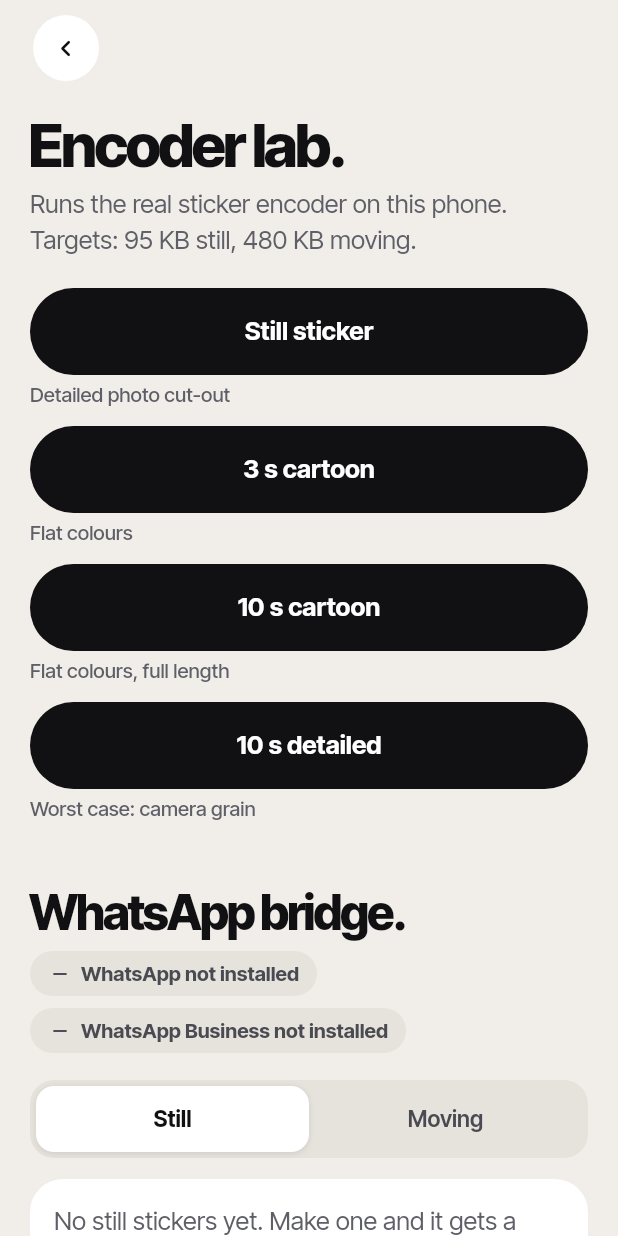
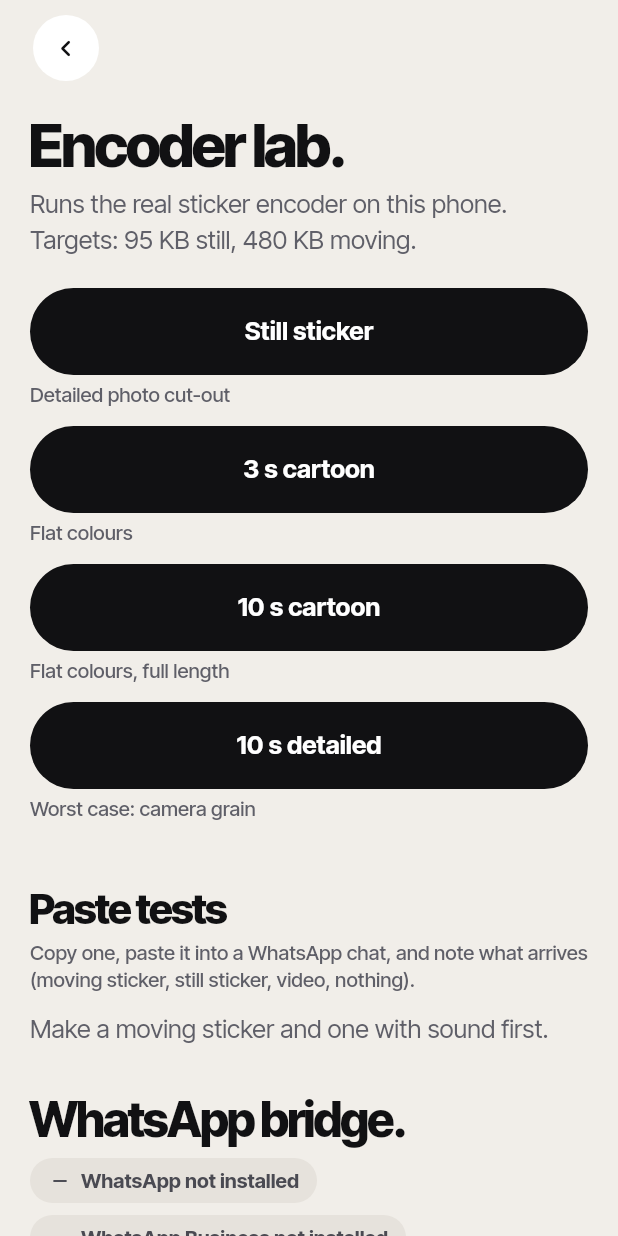
Before and after one commit to shamsu07/peel, a Flutter app: the EncoderLabScreen screen opened by its route, on a phone screen of 412 x 824 dp. Run offline on Flutter 3.47's test engine with Material 3 defaults, Android fonts, the phone set to English and light mode, and no system bars; our stand-ins replace file_picker, flutter_riverpod, go_router, google_fonts, image_picker, just_audio and 4 more; missing offline and left inert: audio_session, dart:ffi, gal, record; statements that could not run were skipped.

Commit message:
Add paste tests to the Test lab
Six ways of putting a moving or sound sticker on the clipboard (WebP
types, MP4, both) to find which ones WhatsApp pastes as a moving sticker
or with sound. Backed by a new copyFilesToClipboard native call.

```diff
--- a/app/lib/features/lab/encoder_lab_screen.dart
+++ b/app/lib/features/lab/encoder_lab_screen.dart
@@ -9,6 +9,7 @@ import '../../core/widgets/pill_buttons.dart';
 import '../../sticker_engine/compressor.dart';
 import '../../sticker_engine/sticker_check.dart';
 import 'synthetic_clip.dart';
+import 'paste_lab_section.dart';
 import 'whatsapp_lab_section.dart';
 import '../../core/error_log.dart';
 
@@ -175,6 +176,8 @@ class _EncoderLabScreenState extends State<EncoderLabScreen> {
               ),
             for (final run in _runs) _RunCard(run: run),
             const SizedBox(height: 32),
+            const PasteLabSection(),
+            const SizedBox(height: 32),
             const WhatsAppLabSection(),
             const SizedBox(height: 32),
             const _ErrorLogSection(),
--- /dev/null
+++ b/app/lib/features/lab/paste_lab_section.dart
@@ -0,0 +1,135 @@
+import 'package:flutter_riverpod/flutter_riverpod.dart';
+import 'package:material_ui/material_ui.dart';
+
+import '../../app_state.dart';
+import '../../core/design/tokens.dart';
+import '../../core/design/typography.dart';
+import '../../core/widgets/common.dart';
+import '../../library/sticker_record.dart';
+import '../../sticker_engine/sticker_check.dart';
+import '../export/sticker_image.dart';
+
+/// Paste tests: copies a sticker to the clipboard in different forms, to
+/// find which ones WhatsApp pastes as a moving sticker or with sound.
+/// Copy one, paste it into a WhatsApp chat, and note what arrives.
+class PasteLabSection extends ConsumerWidget {
+  const PasteLabSection({super.key});
+
+  @override
+  Widget build(BuildContext context, WidgetRef ref) {
+    final all = ref.watch(libraryProvider).value ?? const [];
+    final moving = all.where((r) => r.kind == StickerKind.moving).firstOrNull;
+    final withSound = all
+        .where((r) => r.hasSound && r.handoffVideo != null)
+        .firstOrNull;
+    final library = ref.watch(libraryStoreProvider).value;
+
+    Future<void> copy(String name, Map<String, String> types) async {
+      final ok = await ref.read(nativeProvider).copyFilesToClipboard(types);
+      if (context.mounted) {
+        showPeelSnack(
+          context,
+          ok
+              ? '$name copied. Paste it into a WhatsApp chat.'
+              : 'Couldn’t copy.',
+        );
+      }
+    }
+
+    final tests = <(String, String, StickerRecord?, Map<String, String>)>[];
+    if (library != null && moving != null) {
+      final webp = library.file(moving.webpFile).path;
+      tests.addAll([
+        (
+          'A',
+          'Moving: WebP only',
+          moving,
+          {'org.webmproject.webp': webp, 'public.webp': webp},
+        ),
+        ('B', 'Moving: WebP as image', moving, {'public.image': webp}),
+        ('C', 'Moving: Google WebP type', moving, {'com.google.webp': webp}),
+      ]);
+    }
+    if (library != null && withSound != null) {
+      final webp = library.file(withSound.webpFile).path;
+      final mp4 = library.file(withSound.handoffVideo!).path;
+      tests.addAll([
+        ('D', 'Sound: video only (MP4)', withSound, {'public.mpeg-4': mp4}),
+        (
+          'E',
+          'Sound: sticker + video',
+          withSound,
+          {
+            'org.webmproject.webp': webp,
+            'public.webp': webp,
+            'public.mpeg-4': mp4,
+          },
+        ),
+        ('F', 'Sound: video as movie', withSound, {'public.movie': mp4}),
+      ]);
+    }
+
+    return Column(
+      crossAxisAlignment: CrossAxisAlignment.stretch,
+      children: [
+        Text('Paste tests', style: PeelType.title(size: 28)),
+        const SizedBox(height: 6),
+        Text(
+          'Copy one, paste it into a WhatsApp chat, and note what arrives '
+          '(moving sticker, still sticker, video, nothing).',
+          style: PeelType.caption(),
+        ),
+        const SizedBox(height: 12),
+        if (tests.isEmpty)
+          Text(
+            'Make a moving sticker and one with sound first.',
+            style: PeelType.body(),
+          ),
+        for (final (id, name, record, types) in tests)
+          Padding(
+            padding: const EdgeInsets.only(bottom: 8),
+            child: Material(
+              color: PeelColors.surface,
+              shape: RoundedSuperellipseBorder(
+                borderRadius: BorderRadius.circular(18),
+              ),
+              child: InkWell(
+                borderRadius: BorderRadius.circular(18),
+                onTap: () => copy('Test $id', types),
+                child: Padding(
+                  padding: const EdgeInsets.all(10),
+                  child: Row(
+                    children: [
+                      Container(
+                        width: 32,
+                        height: 32,
+                        alignment: Alignment.center,
+                        decoration: BoxDecoration(
+                          color: PeelColors.ink,
+                          shape: BoxShape.circle,
+                        ),
+                        child: Text(
+                          id,
+                          style: PeelType.label(color: PeelColors.surface),
+                        ),
+                      ),
+                      const SizedBox(width: 12),
+                      Expanded(
+                        child: Text(
+                          name,
+                          style: PeelType.label().copyWith(fontSize: 15),
+                        ),
+                      ),
+                      if (record != null) StickerImage(record, size: 40),
+                      const SizedBox(width: 6),
+                      Icon(Icons.content_copy_rounded, color: PeelColors.muted),
+                    ],
+                  ),
+                ),
+              ),
+            ),
+          ),
+      ],
+    );
+  }
+}
--- a/app/packages/peel_native/pigeon/messages.dart
+++ b/app/packages/peel_native/pigeon/messages.dart
@@ -144,4 +144,10 @@ abstract class PeelNativeApi {
 
   /// Puts a sticker image on the clipboard (WebP plus a PNG fallback).
   bool copyStickerToClipboard(String webpPath, String pngPath);
+
+  /// Puts one clipboard item with several representations: each key is a
+  /// type (a UTI on iPhone, e.g. "public.webp", "public.mpeg-4") and each
+  /// value a file holding that representation. For paste experiments.
+  /// Android copies the first file.
+  bool copyFilesToClipboard(Map<String, String> typeToPath);
 }
```
Also changed, not shown: app/packages/peel_native/lib/src/messages.g.dart, 3 other files.
